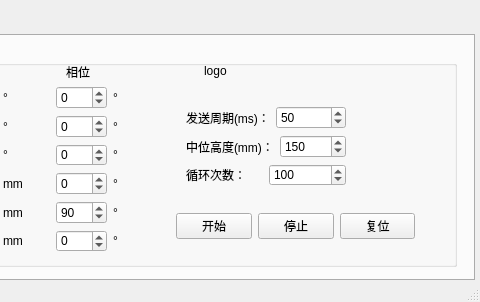
Above: StewartCtrlPanelUI.ui from urgotz/LabTool before the change; both pictures show x 316 to 796 and y 0 to 302 of the 796 by 302 pixel window. Below: the same form after it.
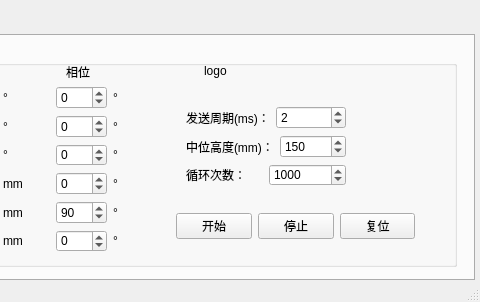
That is the form after the change.

Commit message: modify delay time

What changed in the file:
```diff
--- a/StewartCtrlPanelUI.ui
+++ b/StewartCtrlPanelUI.ui
@@ -886,7 +886,7 @@
              <number>10000</number>
             </property>
             <property name="value">
-             <number>50</number>
+             <number>2</number>
             </property>
            </widget>
           </item>
@@ -931,10 +931,10 @@
              <number>1</number>
             </property>
             <property name="maximum">
-             <number>1000</number>
+             <number>10000</number>
             </property>
             <property name="value">
-             <number>100</number>
+             <number>1000</number>
             </property>
            </widget>
           </item>
```
The commit also changes 2 other files.
